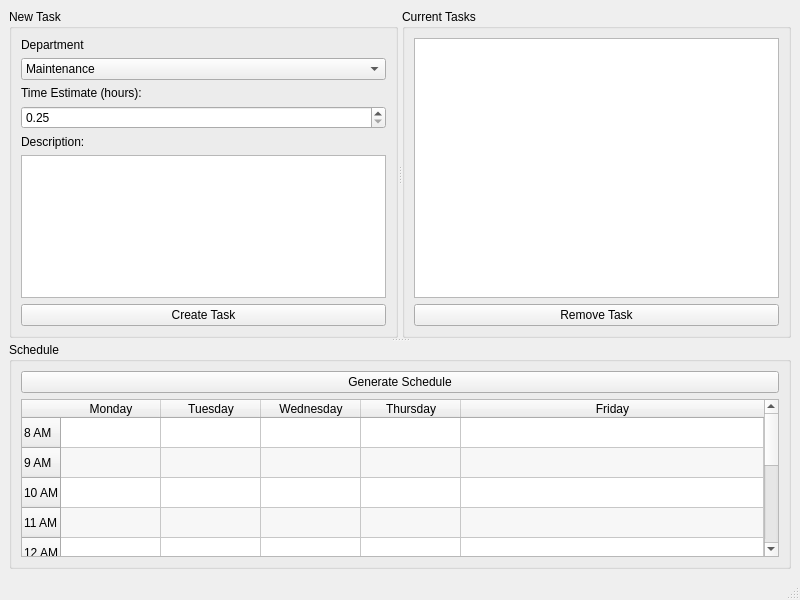
This is viljo/task_scheduler_ui.ui in Denise-R/CSI5610_Smart_City_Management_System as Qt 5 draws it before an edit. The edited form follows.
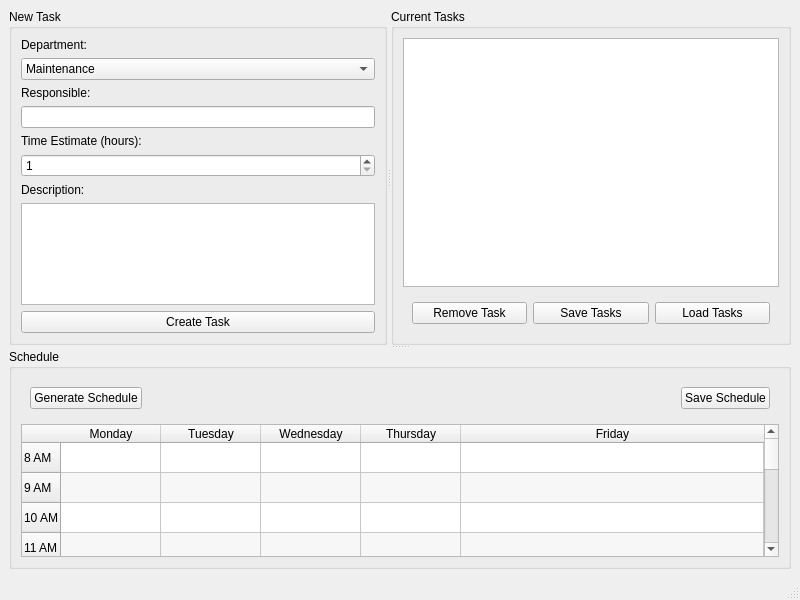
This is the edited form.

The edit to the form file:
```diff
--- a/viljo/task_scheduler_ui.ui
+++ b/viljo/task_scheduler_ui.ui
@@ -32,7 +32,7 @@
          <item>
           <widget class="QLabel" name="label">
            <property name="text">
-            <string>Department</string>
+            <string>Department:</string>
            </property>
           </widget>
          </item>
@@ -85,6 +85,16 @@
            </item>
           </widget>
          </item>
+         <item>
+          <widget class="QLabel" name="label_4">
+           <property name="text">
+            <string>Responsible:</string>
+           </property>
+          </widget>
+         </item>
+         <item>
+          <widget class="QLineEdit" name="responsible_lineEdit"/>
+         </item>
          <item>
           <widget class="QLabel" name="label_2">
            <property name="text">
@@ -93,15 +103,12 @@
           </widget>
          </item>
          <item>
-          <widget class="QDoubleSpinBox" name="hours_doubleSpinBox">
+          <widget class="QSpinBox" name="hours_spinBox">
            <property name="minimum">
-            <double>0.250000000000000</double>
+            <number>1</number>
            </property>
            <property name="maximum">
-            <double>8.000000000000000</double>
-           </property>
-           <property name="singleStep">
-            <double>0.250000000000000</double>
+            <number>8</number>
            </property>
           </widget>
          </item>
@@ -133,10 +140,30 @@
           <widget class="QListWidget" name="tasks_listWidget"/>
          </item>
          <item>
-          <widget class="QPushButton" name="remove_pushButton">
-           <property name="text">
-            <string>Remove Task</string>
-           </property>
+          <widget class="QWidget" name="widget" native="true">
+           <layout class="QHBoxLayout" name="horizontalLayout">
+            <item>
+             <widget class="QPushButton" name="remove_pushButton">
+              <property name="text">
+               <string>Remove Task</string>
+              </property>
+             </widget>
+            </item>
+            <item>
+             <widget class="QPushButton" name="savet_pushButton">
+              <property name="text">
+               <string>Save Tasks</string>
+              </property>
+             </widget>
+            </item>
+            <item>
+             <widget class="QPushButton" name="load_pushButton">
+              <property name="text">
+               <string>Load Tasks</string>
+              </property>
+             </widget>
+            </item>
+           </layout>
           </widget>
          </item>
         </layout>
@@ -148,10 +175,36 @@
        </property>
        <layout class="QVBoxLayout" name="verticalLayout_3">
         <item>
-         <widget class="QPushButton" name="generate_pushButton">
-          <property name="text">
-           <string>Generate Schedule</string>
-          </property>
+         <widget class="QWidget" name="widget_2" native="true">
+          <layout class="QHBoxLayout" name="horizontalLayout_2">
+           <item>
+            <widget class="QPushButton" name="generate_pushButton">
+             <property name="text">
+              <string>Generate Schedule</string>
+             </property>
+            </widget>
+           </item>
+           <item>
+            <spacer name="horizontalSpacer">
+             <property name="orientation">
+              <enum>Qt::Horizontal</enum>
+             </property>
+             <property name="sizeHint" stdset="0">
+              <size>
+               <width>40</width>
+               <height>20</height>
+              </size>
+             </property>
+            </spacer>
+           </item>
+           <item>
+            <widget class="QPushButton" name="saves_pushButton">
+             <property name="text">
+              <string>Save Schedule</string>
+             </property>
+            </widget>
+           </item>
+          </layout>
          </widget>
         </item>
         <item>
```
Left out of the diff: 4 changed lines with no effect on the pictures.
